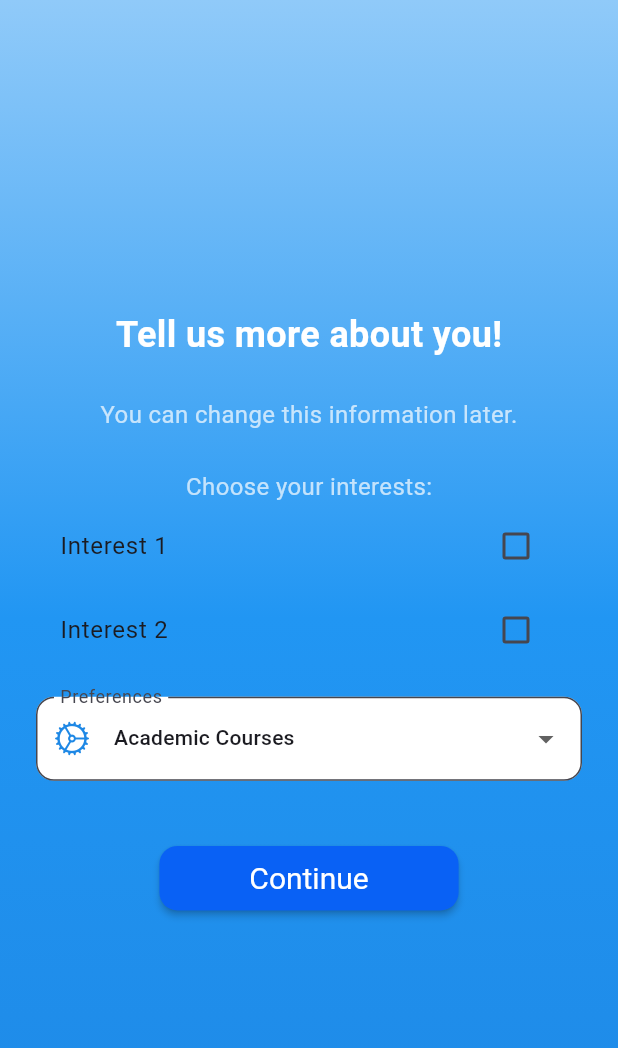
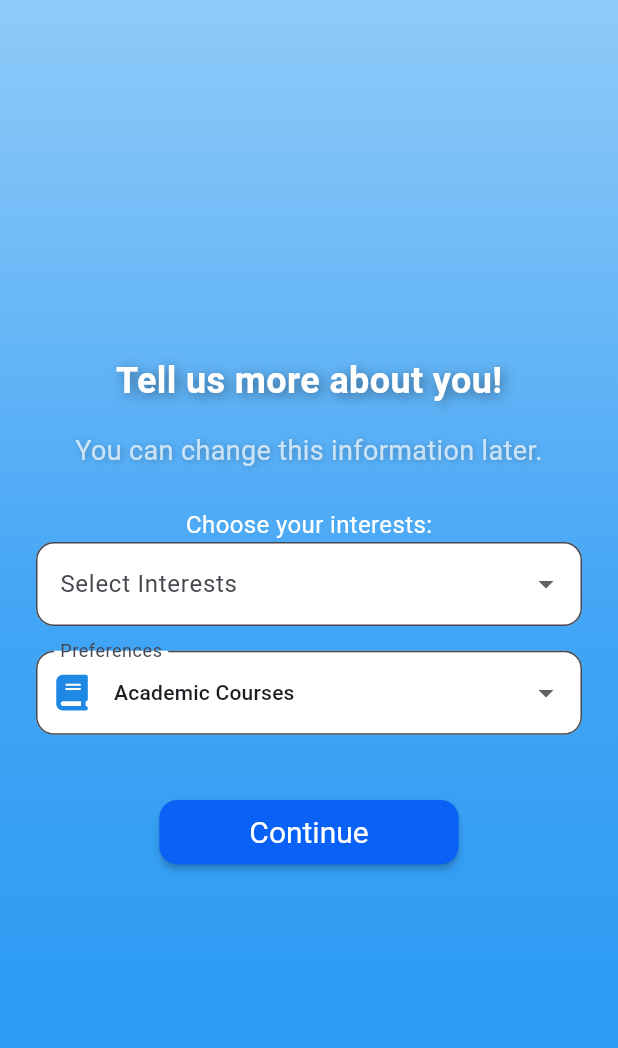
Before and after one commit to Elsheshtawwy/afaq, a Flutter app: the FeedScreen screen opened by its route, on a phone screen of 412 x 824 dp. Shown: the top 1048 px of the screen. Run offline on Flutter 3.47's test engine with Material 3 defaults, Android fonts, the phone set to English and light mode, and no system bars; our stand-ins replace auto_size_text, awesome_dialog, cached_network_image, card_swiper, cloud_firestore, firebase_auth and 10 more; accounts and stored records are empty.

Commit message:
updated the auth screens

```diff
--- a/lib/models/CategoryModel.dart
+++ b/lib/models/CategoryModel.dart
@@ -2,11 +2,13 @@ class CategoryModel {
   final String id;
   final String name;
   final String imageUrl;
+   bool? isSelected;
 
   CategoryModel({
     required this.id,
     required this.name,
     required this.imageUrl,
+    this.isSelected = false,
   });
 
   factory CategoryModel.fromMap(Map<String, dynamic> map) {
@@ -14,6 +16,7 @@ class CategoryModel {
       id: map['id'],
       name: map['name'],
       imageUrl: map['imageUrl'],
+      isSelected: map['isSelected'] ?? false,
     );
   }
 
@@ -22,6 +25,7 @@ class CategoryModel {
       'id': id,
       'name': name,
       'imageUrl': imageUrl,
+      'isSelected': isSelected,
     };
   }
 }
--- a/lib/pages/auth/FeedScreen.dart
+++ b/lib/pages/auth/FeedScreen.dart
@@ -1,9 +1,16 @@
+import 'package:afaq/models/CategoryModel.dart';
 import 'package:afaq/pages/Onboarding/onboardingScreen.dart';
-import 'package:afaq/widgets/TextField/CustomTextField.dart';
+import 'package:afaq/widgets/Auth_widgets/MainText.dart';
+import 'package:afaq/widgets/Auth_widgets/SubtitleText.dart';
+import 'package:afaq/widgets/UserInfo_widgets/InstructorFormFields.dart';
+import 'package:afaq/widgets/UserInfo_widgets/StudentFormFields.dart';
 import 'package:afaq/widgets/buttons/CustomButton.dart';
+import 'package:awesome_dialog/awesome_dialog.dart';
+import 'package:cloud_firestore/cloud_firestore.dart';
 import 'package:firebase_auth/firebase_auth.dart';
 import 'package:flutter/cupertino.dart';
 import 'package:flutter/material.dart';
+import 'package:font_awesome_flutter/font_awesome_flutter.dart';
 
 class FeedScreen extends StatefulWidget {
   final String selectedUserType;
@@ -20,9 +27,12 @@ class _FeedScreenState extends State<FeedScreen> {
   late TextEditingController _specializationController;
   late TextEditingController _qualificationsController;
   late TextEditingController _experiencesController;
-  late List<String> _interests;
+  final List<CategoryModel> _interests = getInterests();
+  final List<CategoryModel> _selectedInterests = [];
   String _selectedPreference = "Academic Courses";
   bool _isEmailVerified = false;
+  final _formKey = GlobalKey<FormState>();
+  User? user = FirebaseAuth.instance.currentUser;
 
   @override
   void initState() {
@@ -33,9 +43,9 @@ class _FeedScreenState extends State<FeedScreen> {
       _specializationController = TextEditingController();
       _qualificationsController = TextEditingController();
       _experiencesController = TextEditingController();
-    } else {
-      _interests = [];
     }
+
+    _checkAccountStatus();
   }
 
   @override
@@ -48,24 +58,27 @@ class _FeedScreenState extends State<FeedScreen> {
     super.dispose();
   }
 
-  Future<bool> _checkAccountStatus() async {
+  Future<void> _savePreferencesToFirestore() async {
+    if (user != null) {
+      await FirebaseFirestore.instance.collection('users').doc(user!.uid).set({
+        'preferences': _selectedInterests.map((e) => e.name).toList(),
+        'preferenceType': _selectedPreference,
+      });
+    }
+  }
+
+  Future<void> _checkAccountStatus() async {
     await Future.delayed(const Duration(seconds: 1));
-
- bool emailVerified = await _fetchEmailVerificationStatus();
-
+    bool emailVerified = await _fetchEmailVerificationStatus();
     setState(() {
       _isEmailVerified = emailVerified;
     });
-
-    return _isEmailVerified;
   }
 
   Future<bool> _fetchEmailVerificationStatus() async {
-    User? user = FirebaseAuth.instance.currentUser;
-
     if (user != null) {
-      await user.reload();
-      return user.emailVerified;
+      await user!.reload();
+      return user!.emailVerified;
     }
     return false;
   }
@@ -96,7 +109,7 @@ class _FeedScreenState extends State<FeedScreen> {
       },
       decoration: InputDecoration(
         labelText: 'Preferences',
-        prefixIcon: Icon(CupertinoIcons.settings, color: Colors.blue.shade600),
+        prefixIcon: Icon(FontAwesomeIcons.book, color: Colors.blue.shade600),
         border: OutlineInputBorder(
           borderRadius: BorderRadius.circular(12.0),
         ),
@@ -106,13 +119,50 @@ class _FeedScreenState extends State<FeedScreen> {
     );
   }
 
+  Future<void> _onContinuePressed() async {
+    if (_formKey.currentState!.validate()) {
+      setState(() {
+        _isLoading = true;
+      });
+
+      bool emailVerified = await _fetchEmailVerificationStatus();
+      setState(() {
+        _isEmailVerified = emailVerified;
+      });
+
+      if (_isEmailVerified) {
+        await _savePreferencesToFirestore();
+        Navigator.push(
+          context,
+          MaterialPageRoute(
+            builder: (context) => const OnboardingScreen(),
+          ),
+        );
+      } else {
+        AwesomeDialog(
+          context: context,
+          dialogType: DialogType.info,
+          animType: AnimType.bottomSlide,
+          title: 'Email not verified',
+          desc: 'Please verify your email before proceeding.',
+          btnCancelOnPress: () {},
+          btnCancelText: 'OK',
+          btnCancelColor: Colors.red,
+        ).show();
+      }
+
+      setState(() {
+        _isLoading = false;
+      });
+    }
+  }
+
   @override
   Widget build(BuildContext context) {
     return Scaffold(
       body: SafeArea(
         child: LayoutBuilder(
           builder: (context, constraints) {
-            final screenWidth = constraints.maxWidth;
             final screenHeight = constraints.maxHeight;
 
             return Container(
@@ -122,8 +172,8 @@ class _FeedScreenState extends State<FeedScreen> {
                 gradient: LinearGradient(
                   colors: [
                     Colors.blue.shade200,
-                    Colors.blue.shade500,
-                    Colors.blue.shade600
+                    Colors.blue.shade400,
+                    Colors.blue.shade500
                   ],
                   begin: Alignment.topCenter,
                   end: Alignment.bottomCenter,
@@ -142,150 +192,58 @@ class _FeedScreenState extends State<FeedScreen> {
                           mainAxisAlignment: MainAxisAlignment.center,
                           crossAxisAlignment: CrossAxisAlignment.center,
                           children: [
-                            const Text(
-                              'Tell us more about you!',
-                              style: TextStyle(
-                                fontSize: 24,
-                                fontWeight: FontWeight.bold,
-                                color: Colors.white,
-                              ),
+                            const MainText(
+                              text: 'Tell us more about you!',
+                              fontSize: 24,
                             ),
-                            SizedBox(height: screenHeight * 0.03),
-                            const Text(
-                              'You can change this information later.',
-                              style: TextStyle(
-                                fontSize: 16,
-                                color: Colors.white70,
-                              ),
+                            SizedBox(height: screenHeight * 0.02),
+                            const SubtitleText(
+                              text: 'You can change this information later.',
+                              fontSize: 18,
                             ),
                             SizedBox(height: screenHeight * 0.03),
                             Form(
+                              key: _formKey,
                               child: Column(
                                 children: [
-                                  if (_selectedUserType == 'Instructor') ...[
-                                    CustomTextField(
-                                      controller: _specializationController,
-                                      labelText: 'Specialization',
-                                      prefixIcon: Icon(CupertinoIcons.briefcase,
-                                          color: Colors.blue.shade600),
-                                      validator: (value) {
-                                        if (value == null || value.isEmpty) {
-                                          return 'Please enter your specialization';
-                                        }
-                                        return null;
-                                      },
-                                    ),
-                                    SizedBox(height: screenHeight * 0.02),
-                                    CustomTextField(
-                                      controller: _qualificationsController,
-                                      labelText: 'Qualifications',
-                                      prefixIcon: Icon(CupertinoIcons.book,
-                                          color: Colors.blue.shade600),
-                                      validator: (value) {
-                                        if (value == null || value.isEmpty) {
-                                          return 'Please enter your qualifications';
-                                        }
-                                        return null;
-                                      },
-                                    ),
-                                    SizedBox(height: screenHeight * 0.02),
-                                    CustomTextField(
-                                      controller: _experiencesController,
-                                      labelText: 'Experiences',
-                                      prefixIcon: Icon(
-                                          CupertinoIcons.briefcase_fill,
-                                          color: Colors.blue.shade600),
-                                      validator: (value) {
-                                        if (value == null || value.isEmpty) {
-                                          return 'Please enter your experiences';
-                                        }
-                                        return null;
-                                      },
-                                    ),
-                                  ] else ...[
-                                    const Text(
-                                      'Choose your interests:',
-                                      style: TextStyle(
-                                        fontSize: 16,
-                                        color: Colors.white70,
-                                      ),
-                                    ),
-                                    CheckboxListTile(
-                                      title: const Text('Interest 1'),
-                                      value: _interests.contains('Interest 1'),
-                                      onChanged: (bool? value) {
+                                  if (_selectedUserType == 'Instructor')
+                                    InstructorFormFields(
+                                      specializationController:
+                                          _specializationController,
+                                      qualificationsController:
+                                          _qualificationsController,
+                                      experiencesController:
+                                          _experiencesController,
+                                    )
+                                  else
+                                    StudentFormFields(
+                                      interests: _interests,
+                                      selectedInterests: _selectedInterests,
+                                      onInterestSelected: (interest) {
                                         setState(() {
-                                          if (value == true) {
-                                            _interests.add('Interest 1');
-                                          } else {
-                                            _interests.remove('Interest 1');
+                                          if (!_selectedInterests
+                                              .contains(interest)) {
+                                            _selectedInterests.add(interest);
                                           }
                                         });
                                       },
-                                      activeColor: Colors.blue.shade600,
-                                      checkColor: Colors.white,
-                                      tileColor: Colors.white.withOpacity(0.1),
-                                      shape: RoundedRectangleBorder(
-                                        borderRadius: BorderRadius.circular(10),
-                                      ),
-                                    ),
-                                    CheckboxListTile(
-                                      title: const Text('Interest 2'),
-                                      value: _interests.contains('Interest 2'),
-                                      onChanged: (bool? value) {
+                                      onInterestRemoved: (interest) {
                                         setState(() {
-                                          if (value == true) {
-                                            _interests.add('Interest 2');
-                                          } else {
-                                            _interests.remove('Interest 2');
-                                          }
+                                          _selectedInterests.remove(interest);
                                         });
                                       },
-                                      activeColor: Colors.blue.shade600,
-                                      checkColor: Colors.white,
-                                      tileColor: Colors.white.withOpacity(0.1),
-                                      shape: RoundedRectangleBorder(
-                                        borderRadius: BorderRadius.circular(10),
-                                      ),
+                                      preferencesDropdown:
+                                          _buildPreferencesDropdown(),
                                     ),
-                                    SizedBox(height: screenHeight * 0.02),
-                                    _buildPreferencesDropdown(),
-                                  ],
                                   SizedBox(height: screenHeight * 0.04),
                                   _isLoading
-                                      ? const CircularProgressIndicator()
+                                      ? const CircularProgressIndicator(
+                                          valueColor: AlwaysStoppedAnimation(
+                                              Colors.white),
+                                        )
                                       : CustomButton(
                                           label: 'Continue',
-                                          onPressed: () async {
-                                            setState(() {
-                                              _isLoading = true;
-                                            });
-
-                                            bool isAccountValid =
-                                                await _checkAccountStatus();
-
-                                            setState(() {
-                                              _isLoading = false;
-                                            });
-
-                                            if (isAccountValid) {
-                                              Navigator.push(
-                                                context,
-                                                MaterialPageRoute(
-                                                  builder: (context) =>
-                                                       const OnboardingScreen(),
-                                                ),
-                                              );
-                                            } else {
-                                              ScaffoldMessenger.of(context)
-                                                  .showSnackBar(
-                                                const SnackBar(
-                                                  content: Text(
-                                                      'Please verify your email first.'),
-                                                ),
-                                              );
-                                            }
-                                          },
+                                          onPressed: _onContinuePressed,
                                         ),
                                 ],
                               ),
@@ -304,3 +262,99 @@ class _FeedScreenState extends State<FeedScreen> {
     );
   }
 }
+
+List<CategoryModel> getInterests() {
+  return [
+    CategoryModel(id: "0", name: 'Arabic', imageUrl: 'assets/icons/arabic.png'),
+    CategoryModel(
+        id: "1",
+        name: 'Artificial Intelligence',
+        imageUrl: 'assets/icons/artificialintelligence.png'),
+    CategoryModel(
+        id: "2", name: 'Biology', imageUrl: 'assets/icons/Biology.png'),
+    CategoryModel(
+        id: "3",
+        name: 'Business Law',
+        imageUrl: 'assets/icons/businessLaw.png'),
+    CategoryModel(
+        id: "4",
+        name: 'Car Mechanics',
+        imageUrl: 'assets/icons/carMechanics.png'),
+    CategoryModel(
+        id: "5", name: 'Chemistry', imageUrl: 'assets/icons/Chemistry.png'),
+    CategoryModel(
+        id: "6",
+        name: 'Communication Skills',
+        imageUrl: 'assets/icons/communicationSkills.png'),
+    CategoryModel(
+        id: "7",
+        name: 'Cybersecurity',
+        imageUrl: 'assets/icons/cybersecurity.png'),
+    CategoryModel(
+        id: "8",
+        name: 'Digital Marketing',
+        imageUrl: 'assets/icons/digitalMarketing.png'),
+    CategoryModel(
+        id: "9", name: 'English', imageUrl: 'assets/icons/English.png'),
+    CategoryModel(
+        id: "10",
+        name: 'Electricity',
+        imageUrl: 'assets/icons/electricity.png'),
+    CategoryModel(
+        id: "11", name: 'Fitness', imageUrl: 'assets/icons/fitness.png'),
+    CategoryModel(
+        id: "12", name: 'German', imageUrl: 'assets/icons/germany.png'),
+    CategoryModel(
+        id: "13",
+        name: 'Human Resources',
+        imageUrl: 'assets/icons/humanResources.png'),
+    CategoryModel(
+        id: "14",
+        name: 'Interior Design',
+        imageUrl: 'assets/icons/interiorDesign.png'),
+    CategoryModel(
+        id: "15", name: 'Leadership', imageUrl: 'assets/icons/leadership.png'),
+    CategoryModel(
+        id: "16",
+        name: 'Mathematics',
+        imageUrl: 'assets/icons/mathematics.png'),
+    CategoryModel(
+        id: "17", name: 'Nursing', imageUrl: 'assets/icons/nursing.png'),
+    CategoryModel(
+        id: "18", name: 'Nutrition', imageUrl: 'assets/icons/nutrition.png'),
+    CategoryModel(
+        id: "19", name: 'Painting', imageUrl: 'assets/icons/painting.png'),
+    CategoryModel(
+        id: "20",
+        name: 'Personal Finance',
+        imageUrl: 'assets/icons/personalFinance.png'),
+    CategoryModel(
+        id: "21", name: 'Physics', imageUrl: 'assets/icons/Physics.png'),
+    CategoryModel(
+        id: "22",
+        name: 'Playing Instruments',
+        imageUrl: 'assets/icons/playingInstruments.png'),
+    CategoryModel(
+        id: "23", name: 'Pottery', imageUrl: 'assets/icons/pottery.png'),
+    CategoryModel(
+        id: "24",
+        name: 'Programming',
+        imageUrl: 'assets/icons/programming.png'),
+    CategoryModel(
+        id: "25",
+        name: 'Project Management',
+        imageUrl: 'assets/icons/projectManagement.png'),
+    CategoryModel(
+        id: "26",
+        name: 'Time Management',
+        imageUrl: 'assets/icons/timeManagement.png'),
+    CategoryModel(
+        id: "27",
+        name: 'Web Development',
+        imageUrl: 'assets/icons/webDevelopment.png'),
+    CategoryModel(
+        id: "28",
+        name: 'Woodworking',
+        imageUrl: 'assets/icons/woodworking.png'),
+  ];
+}
--- /dev/null
+++ b/lib/widgets/UserInfo_widgets/StudentFormFields.dart
@@ -0,0 +1,82 @@
+import 'package:afaq/models/CategoryModel.dart';
+import 'package:flutter/material.dart';
+
+class StudentFormFields extends StatelessWidget {
+  final List<CategoryModel> interests;
+  final List<CategoryModel> selectedInterests;
+  final Function(CategoryModel) onInterestSelected;
+  final Function(CategoryModel) onInterestRemoved;
+  final Widget preferencesDropdown;
+
+  const StudentFormFields({
+    Key? key,
+    required this.interests,
+    required this.selectedInterests,
+    required this.onInterestSelected,
+    required this.onInterestRemoved,
+    required this.preferencesDropdown,
+  }) : super(key: key);
+
+  @override
+  Widget build(BuildContext context) {
+    final screenHeight = MediaQuery.of(context).size.height;
+
+    return Column(
+      children: [
+        const Text(
+          'Choose your interests:',
+          style: TextStyle(
+            fontSize: 16,
+            color: Colors.white,
+          ),
+        ),
+        DropdownButtonFormField<CategoryModel>(
+          items: interests.map((interest) {
+            return DropdownMenuItem<CategoryModel>(
+              value: interest,
+              child: Row(
+                children: [
+                  Image.asset(
+                    interest.imageUrl,
+                    width: 24,
+                    height: 24,
+                  ),
+                  SizedBox(width: MediaQuery.of(context).size.width * 0.03),
+                  Text(
+                    interest.name.toString(),
+                    style: const TextStyle(color: Colors.black),
+                  ),
+                ],
+              ),
+            );
+          }).toList(),
+          onChanged: (CategoryModel? value) {
+            if (value != null) {
+              onInterestSelected(value);
+            }
+          },
+          decoration: InputDecoration(
+            labelText: 'Select Interests',
+            border: OutlineInputBorder(
+              borderRadius: BorderRadius.circular(12.0),
+            ),
+            filled: true,
+            fillColor: Colors.white,
+          ),
+        ),
+        Wrap(
+          children: selectedInterests.map((interest) {
+            return Chip(
+              label: Text(interest.name),
+              onDeleted: () {
+                onInterestRemoved(interest);
+              },
+            );
+          }).toList(),
+        ),
+        SizedBox(height: screenHeight * 0.02),
+        preferencesDropdown,
+      ],
+    );
+  }
+}
```
Also changed, not shown: lib/pages/auth/UserInfoScreen.dart (+54 -104 lines), lib/widgets/UserInfo_widgets/CustomeToggle.dart (added, +38 -0 lines), lib/widgets/UserInfo_widgets/DatePicker.dart (added, +59 -0 lines), lib/widgets/UserInfo_widgets/InstructorFormFields.dart (added, +63 -0 lines).
